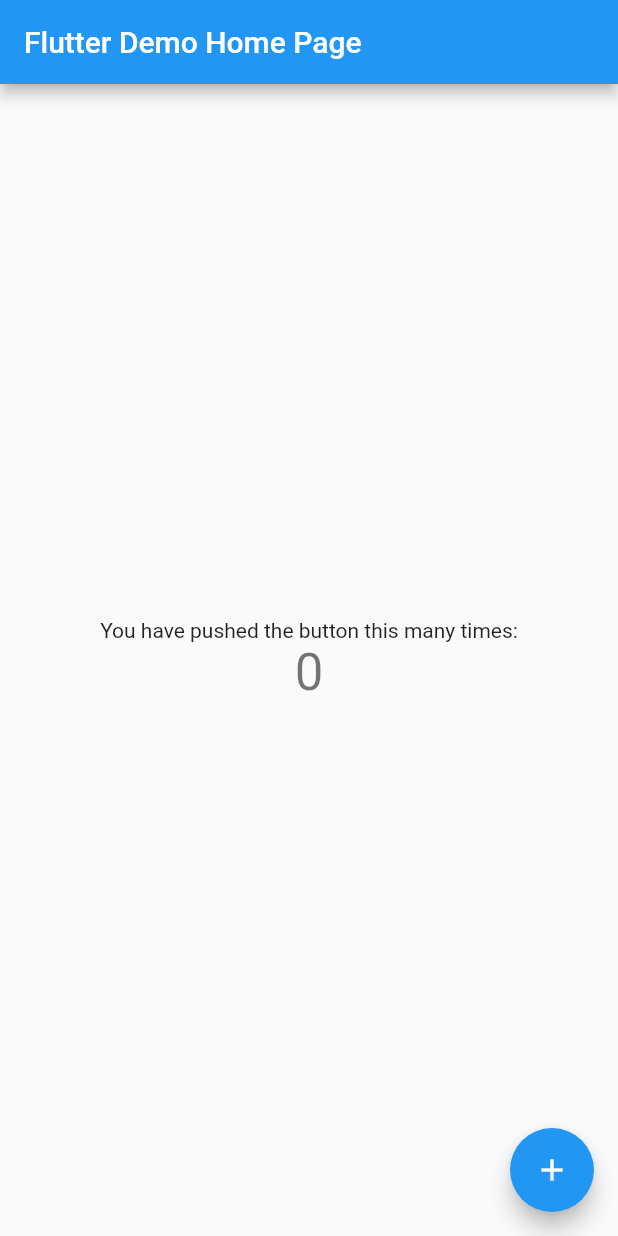
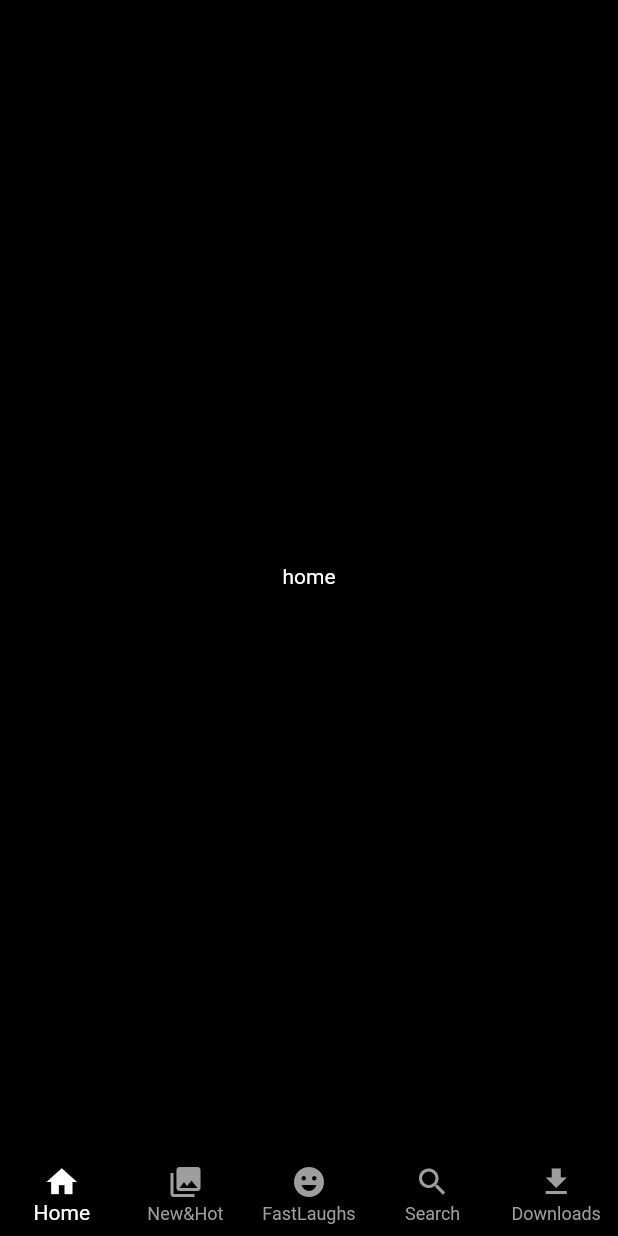
Before and after one commit to harshansaligramath/Flutter_Netflix_Clone_App, a Flutter app: the screen it shows after launch, on a phone screen of 412 x 824 dp. Run offline on Flutter 3.47's test engine with Material 2 defaults, Android fonts, the phone set to English and light mode, and no system bars.

Commit message:
bottom navigation bar done

```diff
--- /dev/null
+++ b/lib/core/colors/colors.dart
@@ -0,0 +1,3 @@
+import 'package:flutter/material.dart';
+
+const backgrondColor=Colors.black;
--- a/lib/main.dart
+++ b/lib/main.dart
@@ -1,4 +1,6 @@
 import 'package:flutter/material.dart';
+import 'package:netflix_clone_app/core/colors/colors.dart';
+import 'package:netflix_clone_app/presentation/main_page/widgets/screen_main_page.dart';
 
 void main() {
   runApp(const MyApp());
@@ -11,105 +13,21 @@ class MyApp extends StatelessWidget {
   @override
   Widget build(BuildContext context) {
     return MaterialApp(
+      debugShowCheckedModeBanner: false,
       title: 'Flutter Demo',
       theme: ThemeData(
-        // This is the theme of your application.
-        //
-        // Try running your application with "flutter run". You'll see the
-        // application has a blue toolbar. Then, without quitting the app, try
-        // changing the primarySwatch below to Colors.green and then invoke
-        // "hot reload" (press "r" in the console where you ran "flutter run",
-        // or simply save your changes to "hot reload" in a Flutter IDE).
-        // Notice that the counter didn't reset back to zero; the application
-        // is not restarted.
+        scaffoldBackgroundColor: backgrondColor,
         primarySwatch: Colors.blue,
+        textTheme: const TextTheme(
+          bodyText1: TextStyle(
+            color: Colors.white
+          ),
+            bodyText2: TextStyle(
+            color: Colors.white
+          )
+        )
       ),
-      home: const MyHomePage(title: 'Flutter Demo Home Page'),
+      home:  ScreenMainPAge(),
     );
   }
 }
-
-class MyHomePage extends StatefulWidget {
-  const MyHomePage({Key? key, required this.title}) : super(key: key);
-
-  // This widget is the home page of your application. It is stateful, meaning
-  // that it has a State object (defined below) that contains fields that affect
-  // how it looks.
-
-  // This class is the configuration for the state. It holds the values (in this
-  // case the title) provided by the parent (in this case the App widget) and
-  // used by the build method of the State. Fields in a Widget subclass are
-  // always marked "final".
-
-  final String title;
-
-  @override
-  State<MyHomePage> createState() => _MyHomePageState();
-}
-
-class _MyHomePageState extends State<MyHomePage> {
-  int _counter = 0;
-
-  void _incrementCounter() {
-    setState(() {
-      // This call to setState tells the Flutter framework that something has
-      // changed in this State, which causes it to rerun the build method below
-      // so that the display can reflect the updated values. If we changed
-      // _counter without calling setState(), then the build method would not be
-      // called again, and so nothing would appear to happen.
-      _counter++;
-    });
-  }
-
-  @override
-  Widget build(BuildContext context) {
-    // This method is rerun every time setState is called, for instance as done
-    // by the _incrementCounter method above.
-    //
-    // The Flutter framework has been optimized to make rerunning build methods
-    // fast, so that you can just rebuild anything that needs updating rather
-    // than having to individually change instances of widgets.
-    return Scaffold(
-      appBar: AppBar(
-        // Here we take the value from the MyHomePage object that was created by
-        // the App.build method, and use it to set our appbar title.
-        title: Text(widget.title),
-      ),
-      body: Center(
-        // Center is a layout widget. It takes a single child and positions it
-        // in the middle of the parent.
-        child: Column(
-          // Column is also a layout widget. It takes a list of children and
-          // arranges them vertically. By default, it sizes itself to fit its
-          // children horizontally, and tries to be as tall as its parent.
-          //
-          // Invoke "debug painting" (press "p" in the console, choose the
-          // "Toggle Debug Paint" action from the Flutter Inspector in Android
-          // Studio, or the "Toggle Debug Paint" command in Visual Studio Code)
-          // to see the wireframe for each widget.
-          //
-          // Column has various properties to control how it sizes itself and
-          // how it positions its children. Here we use mainAxisAlignment to
-          // center the children vertically; the main axis here is the vertical
-          // axis because Columns are vertical (the cross axis would be
-          // horizontal).
-          mainAxisAlignment: MainAxisAlignment.center,
-          children: <Widget>[
-            const Text(
-              'You have pushed the button this many times:',
-            ),
-            Text(
-              '$_counter',
-              style: Theme.of(context).textTheme.headline4,
-            ),
-          ],
-        ),
-      ),
-      floatingActionButton: FloatingActionButton(
-        onPressed: _incrementCounter,
-        tooltip: 'Increment',
-        child: const Icon(Icons.add),
-      ), // This trailing comma makes auto-formatting nicer for build methods.
-    );
-  }
-}
--- /dev/null
+++ b/lib/presentation/downloads/widgets/screen_downloads.dart
@@ -0,0 +1,13 @@
+import 'package:flutter/material.dart';
+
+class ScreenDownloads extends StatelessWidget {
+  const ScreenDownloads({ Key? key }) : super(key: key);
+
+  @override
+  Widget build(BuildContext context) {
+    return Scaffold(
+      body: Text("ScreenDownloads"),
+
+    );
+  }
+}
--- /dev/null
+++ b/lib/presentation/fast_laugh/screen_fast_laugh.dart
@@ -0,0 +1,13 @@
+import 'package:flutter/material.dart';
+
+class ScreenFastLaugh extends StatelessWidget {
+  const ScreenFastLaugh({ Key? key }) : super(key: key);
+
+  @override
+  Widget build(BuildContext context) {
+    return Scaffold(
+      body: Text("ScreenFastLaugh"),
+
+    );
+  }
+}
--- /dev/null
+++ b/lib/presentation/home/screen_home.dart
@@ -0,0 +1,15 @@
+import 'package:flutter/material.dart';
+
+class ScreenHome extends StatelessWidget {
+  const ScreenHome({ Key? key }) : super(key: key);
+
+  @override
+  Widget build(BuildContext context) {
+    return SafeArea(
+      child: Scaffold(
+        body: Center(child: Text("home")),
+
+      ),
+    );
+  }
+}
--- /dev/null
+++ b/lib/presentation/main_page/widgets/bottom_navigation.dart
@@ -0,0 +1,54 @@
+import 'package:flutter/material.dart';
+ValueNotifier<int>indexChangeNotifier=ValueNotifier(0);
+class BottomNavigationWidget extends StatelessWidget {
+  const BottomNavigationWidget({Key? key}) : super(key: key);
+
+  @override
+  Widget build(BuildContext context) {
+    return ValueListenableBuilder(valueListenable: indexChangeNotifier, builder:(context,int newIndex,_){
+      return BottomNavigationBar(
+        currentIndex: newIndex,
+        onTap: (index){
+          indexChangeNotifier.value=index;
+        },
+        elevation: 0,
+        type: BottomNavigationBarType.fixed,
+        backgroundColor: Colors.black,
+        selectedItemColor: Colors.white,
+        unselectedItemColor: Colors.grey,
+        selectedIconTheme: const IconThemeData(color: Colors.white),
+        unselectedIconTheme: const IconThemeData(color: Colors.grey),
+
+        items: const [
+          BottomNavigationBarItem(
+            icon: Icon(
+              Icons.home
+              ),
+            label: "Home"
+            ),
+          BottomNavigationBarItem(
+            icon: Icon(
+              Icons.collections
+              ),
+            label: "New&Hot"
+            ),
+          BottomNavigationBarItem(
+            icon: Icon(
+              Icons.emoji_emotions
+            ),
+            label: "FastLaughs"),
+          BottomNavigationBarItem(
+            icon: Icon(
+            Icons.search
+            ),
+            label: "Search"),
+          BottomNavigationBarItem(
+            icon: Icon(
+              Icons.download
+            ),
+            label: "Downloads"
+            ),
+        ]);
+    });
+  }
+}
--- /dev/null
+++ b/lib/presentation/main_page/widgets/screen_main_page.dart
@@ -0,0 +1,31 @@
+import 'package:flutter/material.dart';
+import 'package:netflix_clone_app/core/colors/colors.dart';
+import 'package:netflix_clone_app/presentation/downloads/widgets/screen_downloads.dart';
+import 'package:netflix_clone_app/presentation/fast_laugh/screen_fast_laugh.dart';
+import 'package:netflix_clone_app/presentation/home/screen_home.dart';
+import 'package:netflix_clone_app/presentation/main_page/widgets/bottom_navigation.dart';
+import 'package:netflix_clone_app/presentation/new_and_hot/screen_new_and_hot.dart';
+import 'package:netflix_clone_app/presentation/search/screen_search.dart';
+
+class ScreenMainPAge extends StatelessWidget {
+   ScreenMainPAge({Key? key}) : super(key: key);
+  final _pages=[
+ScreenHome(),
+ScreenNewAndHot(),
+ScreenFastLaugh(),
+ScreenSearch(),
+ScreenDownloads()
+  ];
+
+  @override
+  Widget build(BuildContext context) {
+    return  Scaffold(
+      backgroundColor: backgrondColor,
+      body: ValueListenableBuilder(valueListenable: indexChangeNotifier, builder: (context,int index,_) {
+        return _pages[index];
+
+      },),
+         bottomNavigationBar: BottomNavigationWidget(),
+    );
+  }
+}
--- /dev/null
+++ b/lib/presentation/new_and_hot/screen_new_and_hot.dart
@@ -0,0 +1,13 @@
+import 'package:flutter/material.dart';
+
+class ScreenNewAndHot extends StatelessWidget {
+  const ScreenNewAndHot({ Key? key }) : super(key: key);
+
+  @override
+  Widget build(BuildContext context) {
+    return Scaffold(
+      body: Text("ScreenNewAndHot"),
+
+    );
+  }
+}
--- /dev/null
+++ b/lib/presentation/search/screen_search.dart
@@ -0,0 +1,13 @@
+import 'package:flutter/material.dart';
+
+class ScreenSearch extends StatelessWidget {
+  const ScreenSearch({ Key? key }) : super(key: key);
+
+  @override
+  Widget build(BuildContext context) {
+    return Scaffold(
+      body: Text("ScreenSearch"),
+
+    );
+  }
+}
```
